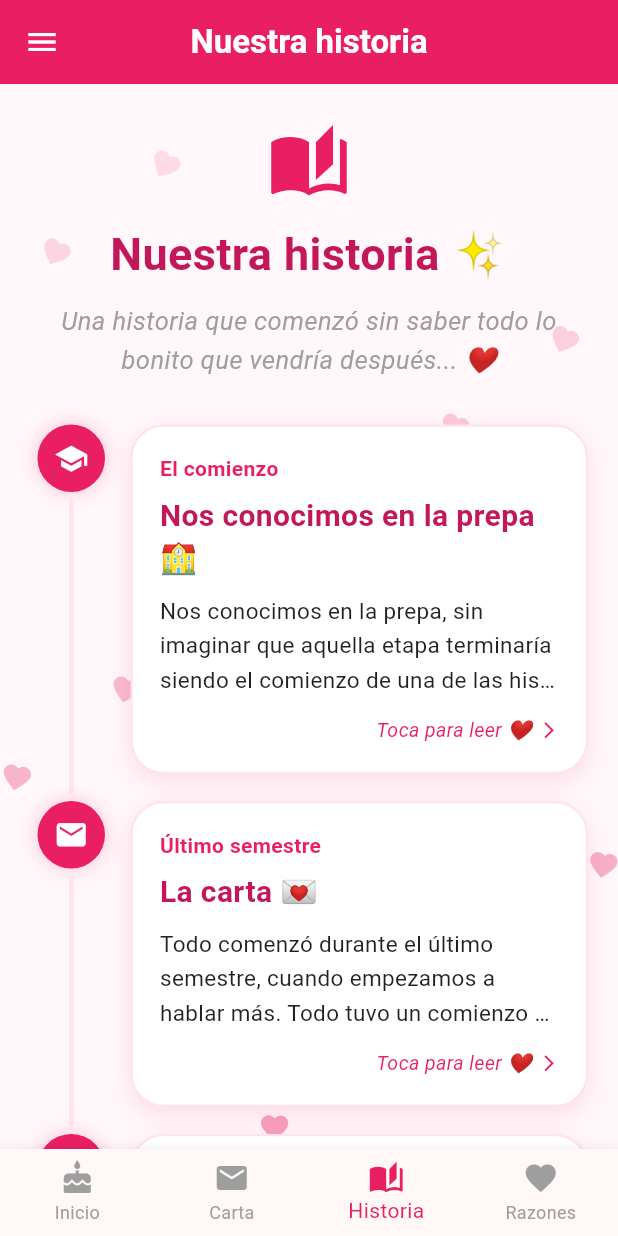
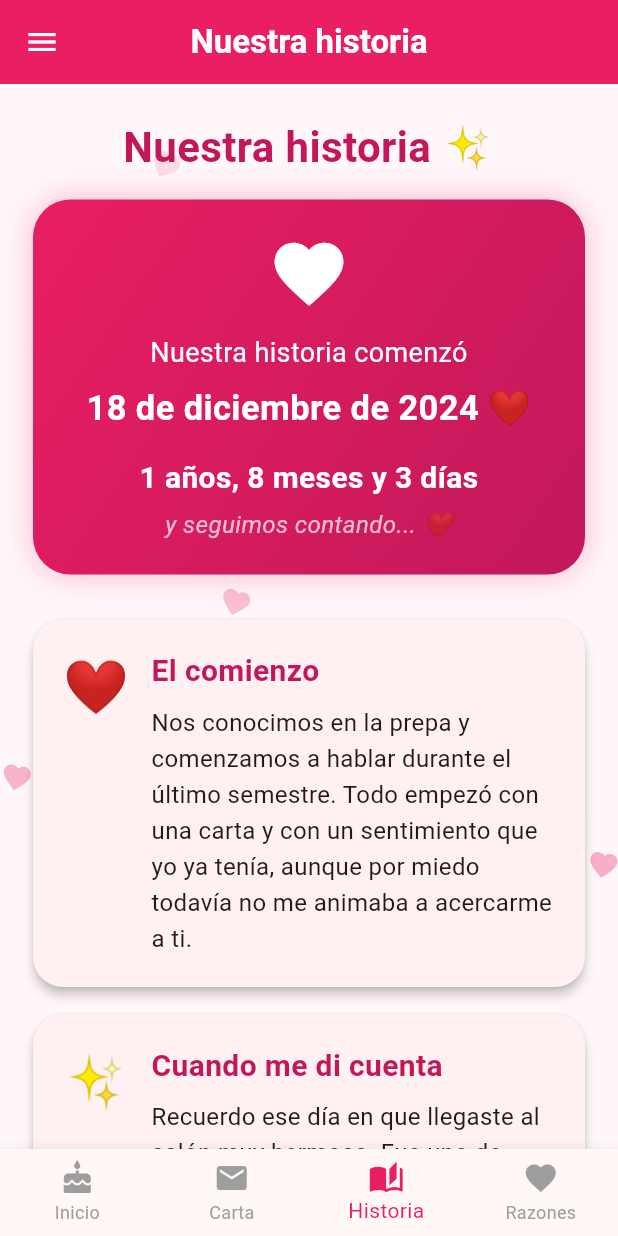
Before and after one commit to ismaelmz01/para-mi-nina, a Flutter app: the AppPrincipal screen opened directly, item 3 of the bottom bar chosen, on a phone screen of 412 x 824 dp. Run offline on Flutter 3.47's test engine with Material 3 defaults, Android fonts, the phone set to English and light mode, and no system bars; our stand-ins replace audioplayers; Roboto replaces fonts that are missing (Georgia).

Commit message:
Corregir fecha de inicio de la relacion

```diff
--- a/lib/main.dart
+++ b/lib/main.dart
@@ -825,84 +825,261 @@ class CartaPage extends StatelessWidget {
 // NUESTRA HISTORIA
 // ============================================================
 
-class HistoriaPage extends StatelessWidget {
+class HistoriaPage extends StatefulWidget {
   const HistoriaPage({super.key});
 
-  final List<Map<String, dynamic>> momentos = const [
-    {
-      'icono': Icons.school,
-      'fecha': 'El comienzo',
-      'titulo': 'Nos conocimos en la prepa 🏫',
-      'texto':
-      'Nos conocimos en la prepa, sin imaginar que aquella etapa terminaría siendo el comienzo de una de las historias más bonitas de mi vida.',
-    },
-    {
-      'icono': Icons.mail,
-      'fecha': 'Último semestre',
-      'titulo': 'La carta 💌',
-      'texto':
-      'Todo comenzó durante el último semestre, cuando empezamos a hablar más. Todo tuvo un comienzo bastante curioso: una carta. Yo pensé que en esa carta ella había puesto que yo le gustaba.',
-    },
-    {
-      'icono': Icons.favorite,
-      'fecha': 'Un sentimiento que ya estaba ahí',
-      'titulo': 'Ella ya me gustaba ❤️',
-      'texto':
-      'La verdad es que para ese entonces ella ya me gustaba. Solo que no me animaba a hablarle porque tenía miedo. No sabía qué podía pasar si me atrevía a dar ese primer paso.',
-    },
-    {
-      'icono': Icons.auto_awesome,
-      'fecha': 'Un día en el salón',
-      'titulo': 'Ese momento de "Wow..." ✨',
-      'texto':
-      'Recuerdo un día en que llegaste al salón y te veías tan hermosa que lo único que pude pensar fue: "Wow...". Fue uno de esos momentos que parecen pequeños, pero que se quedan para siempre en la memoria.',
-    },
-    {
-      'icono': Icons.flight_takeoff,
-      'fecha': 'Cuando me fui de viaje',
-      'titulo': 'También me extrañaste 🥺',
-      'texto':
-      'Después me fui de viaje y fue entonces cuando tú comenzaste a extrañarme mucho. Creo que ese momento nos ayudó a los dos a darnos cuenta de que lo que sentíamos era algo más que una simple amistad.',
-    },
-    {
-      'icono': Icons.favorite,
-      'fecha': '18 de diciembre de 2025',
-      'titulo': 'El día que comenzamos ❤️',
-      'texto':
-      'Y llegó el día que cambió nuestra historia. El 18 de diciembre de 2025 comenzamos nuestra relación. Desde ese momento empezamos a escribir juntos una historia completamente nueva.',
-    },
-    {
-      'icono': Icons.sports_esports,
-      'fecha': 'Nuestros primeros momentos',
-      'titulo': 'Los juegos 🎮',
-      'texto':
-      'Después llegaron nuestros primeros momentos juntos, como aquel día en los juegos. Son momentos que quizá parecen sencillos, pero que para mí se convirtieron en recuerdos que quiero conservar para siempre.',
-    },
-    {
-      'icono': Icons.celebration,
-      'fecha': 'Navidad',
-      'titulo': 'Nuestra primera Navidad 🎄',
-      'texto':
-      'Y llegó Navidad. Otro momento que pudimos compartir y que hizo que nuestra historia siguiera creciendo poquito a poquito.',
-    },
-    {
-      'icono': Icons.nightlight_round,
-      'fecha': 'Año Nuevo',
-      'titulo': 'Comenzando un nuevo año juntos 🎆',
-      'texto':
-      'Después llegó Año Nuevo. Terminábamos un año y comenzábamos otro, pero esta vez con algo muy especial: teníamos el uno al otro.',
-    },
-    {
-      'icono': Icons.cake,
-      'fecha': '22 de agosto',
-      'titulo': 'Tus 19 años 🎂',
-      'texto':
-      'Y ahora estoy aquí celebrando contigo tus 19 años. Espero que este nuevo año de tu vida esté lleno de momentos bonitos, sueños cumplidos y muchas razones para sonreír.',
-    },
-  ];
+  @override
+  State<HistoriaPage> createState() => _HistoriaPageState();
+}
+
+class _HistoriaPageState extends State<HistoriaPage> {
+  final DateTime inicioRelacion = DateTime(2024, 12, 18);
+
+  String tiempoJuntos() {
+    final ahora = DateTime.now();
+
+    int anios = ahora.year - inicioRelacion.year;
+    int meses = ahora.month - inicioRelacion.month;
+    int dias = ahora.day - inicioRelacion.day;
+
+    if (dias < 0) {
+      meses--;
+
+      final mesAnterior = DateTime(
+        ahora.year,
+        ahora.month,
+        0,
+      );
+
+      dias += mesAnterior.day;
+    }
+
+    if (meses < 0) {
+      anios--;
+      meses += 12;
+    }
+
+    return '$anios años, $meses meses y $dias días';
+  }
 
   @override
   Widget build(BuildContext context) {
+    return ListView(
+      padding: const EdgeInsets.all(22),
+      children: [
+        const Text(
+          'Nuestra historia ✨',
+          style: TextStyle(
+            fontSize: 28,
+            fontWeight: FontWeight.bold,
+            color: rojo,
+          ),
+          textAlign: TextAlign.center,
+        ),
+
+        const SizedBox(height: 15),
+
+        Container(
+          padding: const EdgeInsets.all(22),
+          decoration: BoxDecoration(
+            gradient: const LinearGradient(
+              colors: [
+                rosa,
+                rojo,
+              ],
+              begin: Alignment.topLeft,
+              end: Alignment.bottomRight,
+            ),
+            borderRadius: BorderRadius.circular(25),
+            boxShadow: [
+              BoxShadow(
+                color: rosa.withOpacity(0.3),
+                blurRadius: 18,
+              ),
+            ],
+          ),
+          child: Column(
+            children: [
+              const Icon(
+                Icons.favorite,
+                color: Colors.white,
+                size: 55,
+              ),
+
+              const SizedBox(height: 12),
+
+              const Text(
+                'Nuestra historia comenzó',
+                style: TextStyle(
+                  color: Colors.white,
+                  fontSize: 18,
+                ),
+                textAlign: TextAlign.center,
+              ),
+
+              const SizedBox(height: 8),
+
+              const Text(
+                '18 de diciembre de 2024 ❤️',
+                style: TextStyle(
+                  color: Colors.white,
+                  fontSize: 23,
+                  fontWeight: FontWeight.bold,
+                ),
+                textAlign: TextAlign.center,
+              ),
+
+              const SizedBox(height: 15),
+
+              Text(
+                tiempoJuntos(),
+                style: const TextStyle(
+                  color: Colors.white,
+                  fontSize: 20,
+                  fontWeight: FontWeight.bold,
+                ),
+                textAlign: TextAlign.center,
+              ),
+
+              const SizedBox(height: 5),
+
+              const Text(
+                'y seguimos contando... ❤️',
+                style: TextStyle(
+                  color: Colors.white70,
+                  fontSize: 16,
+                  fontStyle: FontStyle.italic,
+                ),
+              ),
+            ],
+          ),
+        ),
+
+        const SizedBox(height: 30),
+
+        historiaItem(
+          '❤️',
+          'El comienzo',
+          'Nos conocimos en la prepa y comenzamos a hablar durante el último semestre. Todo empezó con una carta y con un sentimiento que yo ya tenía, aunque por miedo todavía no me animaba a acercarme a ti.',
+        ),
+
+        historiaItem(
+          '✨',
+          'Cuando me di cuenta',
+          'Recuerdo ese día en que llegaste al salón muy hermosa. Fue uno de esos momentos en los que simplemente pensé: wow. Aunque ya me gustabas, ese día sentí todavía más claro lo que sentía por ti.',
+        ),
+
+        historiaItem(
+          '🥺',
+          'Cuando me extrañaste',
+          'También me di cuenta de que algo estaba cambiando cuando me fui de viaje y tú me extrañabas mucho. Fue bonito saber que mi ausencia también se sentía de tu lado.',
+        ),
+
+        historiaItem(
+          '🎄',
+          '18 de diciembre de 2024',
+          'Ese día comenzó oficialmente nuestra historia. Desde entonces hemos compartido momentos que quiero guardar para siempre, desde los juegos hasta Navidad y Año Nuevo.',
+        ),
+
+        historiaItem(
+          '💞',
+          'El día que te pedí ser mi novia',
+          'Ese momento siempre va a tener un lugar especial en mi corazón. Fue el comienzo de algo que para mí significa muchísimo y que me hace muy feliz.',
+        ),
+
+        historiaItem(
+          '👀',
+          'Lo que amo de ti',
+          'Tus ojos, tu sonrisa, tu boca, tus manos, tu pelo, tu forma de ser y cada pequeño detalle que te hace ser tú. Me encantas completa, tal como eres.',
+        ),
+
+        historiaItem(
+          '❤️',
+          'Lo que siento por ti',
+          'Siento cariño, orgullo, amor y muchísima felicidad de tenerte conmigo. Me haces sentir afortunado de poder compartir una parte de mi vida contigo.',
+        ),
+
+        historiaItem(
+          '🌸',
+          'Lo que quiero que recuerdes',
+          'Quiero que nunca olvides cuánto te amo y lo importante que eres para mí. Esta aplicación es solamente una pequeña forma de guardar algunos de todos los sentimientos que tengo por ti.',
+        ),
+
+        const SizedBox(height: 15),
+
+        const Text(
+          'Y esta historia todavía tiene muchísimos capítulos por escribir... ❤️',
+          style: TextStyle(
+            fontSize: 19,
+            fontStyle: FontStyle.italic,
+            color: rojo,
+          ),
+          textAlign: TextAlign.center,
+        ),
+
+        const SizedBox(height: 20),
+      ],
+    );
+  }
+
+  Widget historiaItem(
+      String emoji,
+      String titulo,
+      String texto,
+      ) {
+    return Card(
+      margin: const EdgeInsets.only(bottom: 18),
+      elevation: 3,
+      shape: RoundedRectangleBorder(
+        borderRadius: BorderRadius.circular(20),
+      ),
+      child: Padding(
+        padding: const EdgeInsets.all(20),
+        child: Row(
+          crossAxisAlignment: CrossAxisAlignment.start,
+          children: [
+            Text(
+              emoji,
+              style: const TextStyle(
+                fontSize: 35,
+              ),
+            ),
+
+            const SizedBox(width: 15),
+
+            Expanded(
+              child: Column(
+                crossAxisAlignment: CrossAxisAlignment.start,
+                children: [
+                  Text(
+                    titulo,
+                    style: const TextStyle(
+                      fontSize: 20,
+                      fontWeight: FontWeight.bold,
+                      color: rojo,
+                    ),
+                  ),
+
+                  const SizedBox(height: 8),
+
+                  Text(
+                    texto,
+                    style: const TextStyle(
+                      fontSize: 16,
+                      height: 1.5,
+                    ),
+                  ),
+                ],
+              ),
+            ),
+          ],
+        ),
+      ),
+    );
+  }
+}
+  @override
+  Widget build(BuildContext context, dynamic momentos) {
     return SingleChildScrollView(
       padding: const EdgeInsets.fromLTRB(20, 25, 20, 40),
       child: Column(
@@ -1070,7 +1247,7 @@ class HistoriaPage extends StatelessWidget {
       ),
     );
   }
-}
+
 
 // ============================================================
 // TARJETA DE CADA MOMENTO
```
